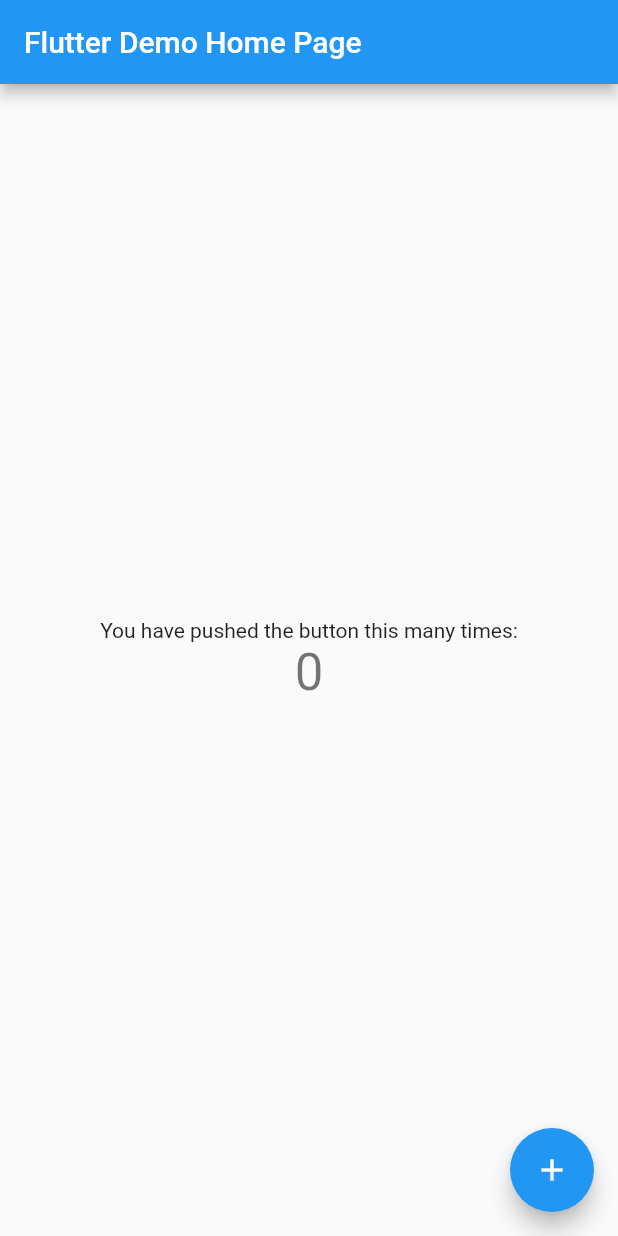
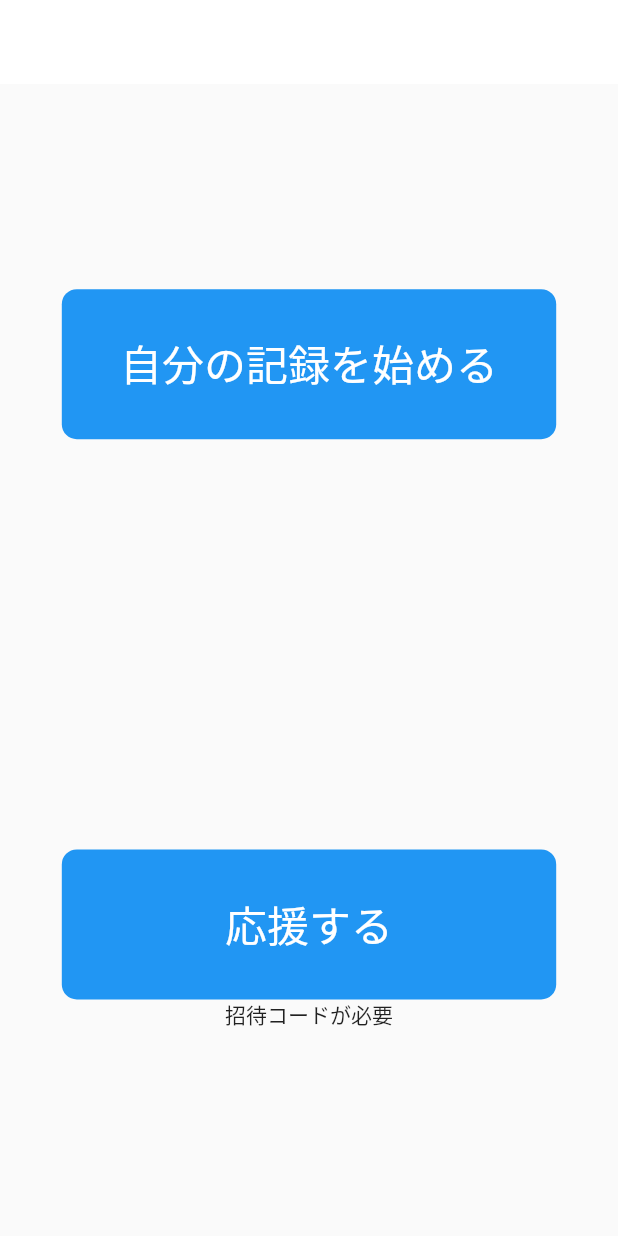
Before and after one commit to y0303noki/YellApp, a Flutter app: the screen it shows after launch, on a phone screen of 412 x 824 dp. Run offline on Flutter 3.47's test engine with Material 2 defaults, Android fonts, the light colour scheme and no system bars; our stand-ins replace flutter_hooks, hooks_riverpod, state_notifier.

Commit message:
画面をちょっとだけ作ってみた

```diff
--- /dev/null
+++ b/lib/components/widget/button_widget.dart
@@ -0,0 +1,44 @@
+import 'package:flutter/material.dart';
+import 'package:yell_app/components/widget/text_widget.dart';
+
+class ButtonWidget {
+  static const mainButtonWidth = 330;
+  static const mainButtonHeight = 100;
+
+  // スタート画面のボタン
+  // widthは端末サイズを基準にする
+  static startMyButton(double deviceWidth) {
+    return Container(
+      height: 100,
+      width: deviceWidth * 0.8,
+      decoration: BoxDecoration(
+        color: Colors.blue,
+        borderRadius: BorderRadius.circular(10),
+      ),
+      child: Center(child: TextWidget.mainButtonText('自分の記録を始める')),
+    );
+    // return SizedBox(
+    //   height: 100,
+    //   width: deviceWidth * 0.8,
+    //   child: ElevatedButton(
+    //     onPressed: () {},
+    //     child: const Text(
+    //       '自分の記録',
+    //     ),
+    //     style: ButtonStyle(),
+    //   ),
+    // );
+  }
+
+  static startAtherButton(double deviceWidth) {
+    return Container(
+      height: 100,
+      width: deviceWidth * 0.8,
+      decoration: BoxDecoration(
+        color: Colors.blue,
+        borderRadius: BorderRadius.circular(10),
+      ),
+      child: Center(child: TextWidget.mainButtonText('応援する')),
+    );
+  }
+}
--- /dev/null
+++ b/lib/components/widget/text_widget.dart
@@ -0,0 +1,27 @@
+import 'package:flutter/material.dart';
+
+class TextWidget {
+  static mainButtonText(String text) {
+    return Text(
+      text,
+      style: const TextStyle(
+        fontSize: 28,
+        color: Colors.white,
+      ),
+    );
+  }
+
+  static mainText1(String text) {
+    return Text(
+      text,
+      style: const TextStyle(fontSize: 30),
+    );
+  }
+
+  static mainText2(String text) {
+    return Text(
+      text,
+      style: const TextStyle(fontSize: 20),
+    );
+  }
+}
--- a/lib/main.dart
+++ b/lib/main.dart
@@ -1,68 +1,16 @@
 import 'package:flutter/material.dart';
+import 'package:hooks_riverpod/hooks_riverpod.dart';
+import 'package:flutter_hooks/flutter_hooks.dart';
+import 'package:yell_app/screen/counter_page.dart';
+import 'package:yell_app/screen/start_page.dart';
+import 'package:yell_app/state/counter_provider.dart';
 
 void main() {
-  runApp(const MyApp());
+  runApp(
+    ProviderScope(
+      child: MaterialApp(
+        home: StartPage(),
+      ),
+    ),
+  );
 }
-
-class MyApp extends StatelessWidget {
-  const MyApp({Key? key}) : super(key: key);
-
-  // This widget is the root of your application.
-  @override
-  Widget build(BuildContext context) {
-    return MaterialApp(
-      title: 'Flutter Demo',
-      theme: ThemeData(
-        primarySwatch: Colors.blue,
-      ),
-      home: const MyHomePage(title: 'Flutter Demo Home Page'),
-    );
-  }
-}
-
-class MyHomePage extends StatefulWidget {
-  const MyHomePage({Key? key, required this.title}) : super(key: key);
-
-  final String title;
-
-  @override
-  State<MyHomePage> createState() => _MyHomePageState();
-}
-
-class _MyHomePageState extends State<MyHomePage> {
-  int _counter = 0;
-
-  void _incrementCounter() {
-    setState(() {
-      _counter++;
-    });
-  }
-
-  @override
-  Widget build(BuildContext context) {
-    return Scaffold(
-      appBar: AppBar(
-        title: Text(widget.title),
-      ),
-      body: Center(
-        child: Column(
-          mainAxisAlignment: MainAxisAlignment.center,
-          children: <Widget>[
-            const Text(
-              'You have pushed the button this many times:',
-            ),
-            Text(
-              '$_counter',
-              style: Theme.of(context).textTheme.headline4,
-            ),
-          ],
-        ),
-      ),
-      floatingActionButton: FloatingActionButton(
-        onPressed: _incrementCounter,
-        tooltip: 'Increment',
-        child: const Icon(Icons.add),
-      ), // This trailing comma makes auto-formatting nicer for build methods.
-    );
-  }
-}
--- /dev/null
+++ b/lib/screen/start_page.dart
@@ -0,0 +1,56 @@
+import 'package:flutter/material.dart';
+import 'package:hooks_riverpod/hooks_riverpod.dart';
+import 'package:flutter_hooks/flutter_hooks.dart';
+import 'package:yell_app/components/widget/button_widget.dart';
+import 'package:yell_app/screen/start_my_setting_page.dart';
+import 'package:yell_app/state/counter_provider.dart';
+
+class StartPage extends HookWidget {
+  const StartPage({Key? key}) : super(key: key);
+
+  @override
+  Widget build(BuildContext context) {
+    return MaterialApp(
+      home: Scaffold(
+        appBar: AppBar(
+          backgroundColor: Colors.white,
+          elevation: 0,
+        ),
+        body: bodyWidget(context),
+      ),
+    );
+  }
+
+  Widget bodyWidget(BuildContext context) {
+    final deviceSize = MediaQuery.of(context).size;
+    return Center(
+      child: Row(
+        mainAxisAlignment: MainAxisAlignment.center,
+        children: [
+          Column(
+            mainAxisAlignment: MainAxisAlignment.spaceAround,
+            children: [
+              GestureDetector(
+                onTap: () {
+                  Navigator.push(
+                    context,
+                    MaterialPageRoute(
+                      builder: (context) => StartMySettingPage(),
+                    ),
+                  );
+                },
+                child: ButtonWidget.startMyButton(deviceSize.width),
+              ),
+              Column(
+                children: [
+                  ButtonWidget.startAtherButton(deviceSize.width),
+                  Text('招待コードが必要'),
+                ],
+              )
+            ],
+          ),
+        ],
+      ),
+    );
+  }
+}
--- a/pubspec.yaml
+++ b/pubspec.yaml
@@ -17,6 +17,9 @@
 dev_dependencies:
   flutter_test:
     sdk: flutter
+  flutter_hooks: ^0.18.0
+  hooks_riverpod: ^0.14.0+5
+  state_notifier: ^0.7.1
 
   flutter_lints: ^1.0.0
 
```
Also changed, not shown: lib/screen/counter_page.dart (added, +37 -0 lines), lib/screen/start_my_setting_page.dart (added, +97 -0 lines), lib/screen/start_my_setting_startday_page.dart (added, +82 -0 lines), lib/state/counter_provider.dart (added, +9 -0 lines), pubspec.lock.
